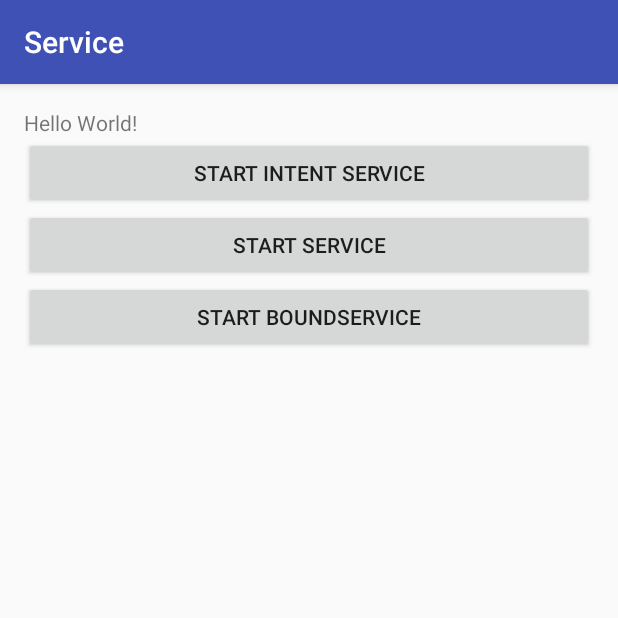
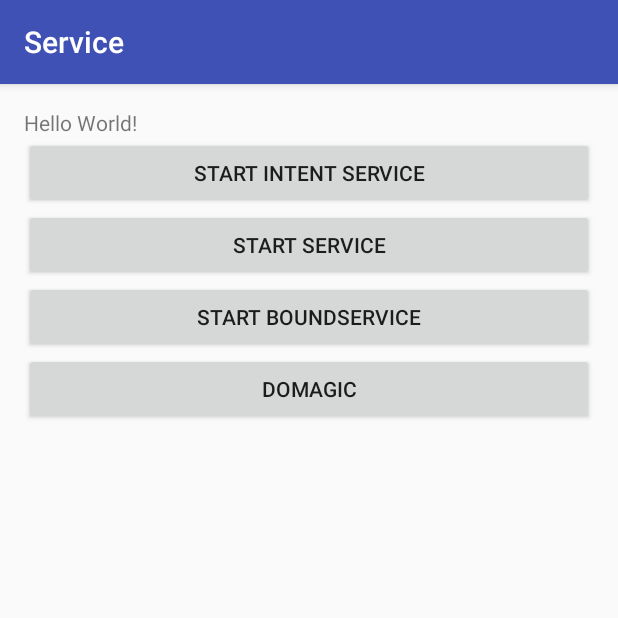
Before and after one commit to williamgdev/Service, an Android app: the screen it shows after launch (MainActivity), on a phone screen of 412 x 824 dp, the top half of it. Run offline under Robolectric (Android 15) with nearby library versions, the phone set to English and light mode, and no system bars.

```diff
--- a/app/src/main/res/layout/activity_main.xml
+++ b/app/src/main/res/layout/activity_main.xml
@@ -36,4 +36,11 @@
         android:text="@string/start_boundservice"
         android:onClick="onStartBoundService"
         />
+    <Button
+    android:layout_width="match_parent"
+    android:layout_height="wrap_content"
+    android:id="@+id/main_doMagic"
+    android:text="doMagic"
+    android:onClick="doMagic"
+    />
 </LinearLayout>
```
Also changed, not shown: app/src/main/java/com/github/william/examples/service/BoundService.java (+25 -1 lines), app/src/main/java/com/github/william/examples/service/MainActivity.java (+8 -0 lines).
